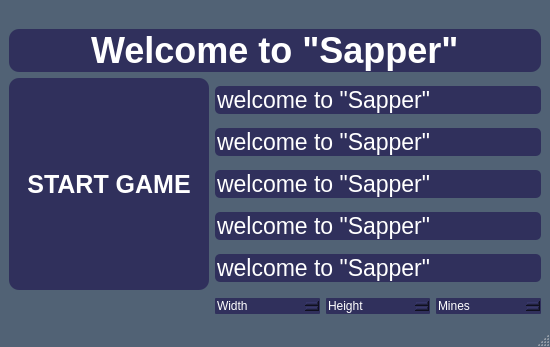
Old version of the form HubMenu/FrontEnd/MainWindow.ui in the repository FrogCpp/SaperYandex.
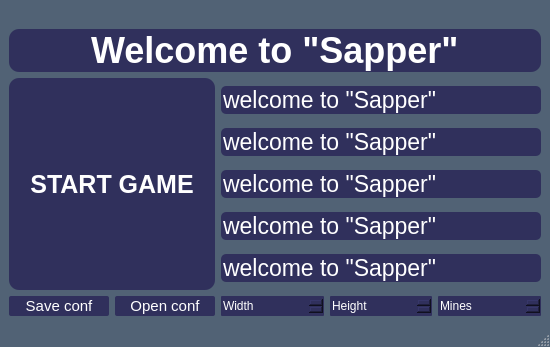
New version of the form.

What changed in the file:
```diff
--- a/HubMenu/FrontEnd/MainWindow.ui
+++ b/HubMenu/FrontEnd/MainWindow.ui
@@ -39,39 +39,7 @@
   </property>
   <widget class="QWidget" name="centralwidget">
    <layout class="QGridLayout" name="gridLayout">
-    <item row="1" column="0" colspan="4">
-     <widget class="QLineEdit" name="HelloWords">
-      <property name="font">
-       <font>
-        <pointsize>27</pointsize>
-        <bold>true</bold>
-       </font>
-      </property>
-      <property name="cursor">
-       <cursorShape>ArrowCursor</cursorShape>
-      </property>
-      <property name="styleSheet">
-       <string notr="true">QLineEdit
-{
-	background-color:  #30305C;
-	border-radius: 10px;
-	color: white;
-	font-weight: bold;
-}
-</string>
-      </property>
-      <property name="text">
-       <string>Welcome to &quot;Sapper&quot;</string>
-      </property>
-      <property name="alignment">
-       <set>Qt::AlignmentFlag::AlignCenter</set>
-      </property>
-      <property name="readOnly">
-       <bool>true</bool>
-      </property>
-     </widget>
-    </item>
-    <item row="0" column="0">
+    <item row="0" column="1">
      <spacer name="verticalSpacer">
       <property name="orientation">
        <enum>Qt::Orientation::Vertical</enum>
@@ -87,50 +55,7 @@
       </property>
      </spacer>
     </item>
-    <item row="2" column="0" rowspan="2">
-     <widget class="QPushButton" name="StartButton">
-      <property name="sizePolicy">
-       <sizepolicy hsizetype="Fixed" vsizetype="Preferred">
-        <horstretch>0</horstretch>
-        <verstretch>0</verstretch>
-       </sizepolicy>
-      </property>
-      <property name="minimumSize">
-       <size>
-        <width>200</width>
-        <height>0</height>
-       </size>
-      </property>
-      <property name="maximumSize">
-       <size>
-        <width>210</width>
-        <height>16777215</height>
-       </size>
-      </property>
-      <property name="styleSheet">
-       <string notr="true">QPushButton
-{
-	background-color: #30305C;
-	border-radius: 10px;
-	font-size: 25px;
-	color: white;
-	font-weight: bold;
-}
-QPushButton::pressed
-{
-	background-color: #303030;
-}
-QPushButton::released
-{
-	background-color: #30305C;
-}</string>
-      </property>
-      <property name="text">
-       <string>START GAME</string>
-      </property>
-     </widget>
-    </item>
-    <item row="2" column="1" rowspan="2" colspan="3">
+    <item row="2" column="2" rowspan="2" colspan="3">
      <layout class="QGridLayout" name="gridLayout_2">
       <item row="0" column="0">
        <widget class="QLineEdit" name="first">
@@ -248,8 +173,14 @@
       </item>
      </layout>
     </item>
-    <item row="4" column="3">
+    <item row="4" column="4">
      <widget class="QSpinBox" name="mineBox">
+      <property name="minimumSize">
+       <size>
+        <width>0</width>
+        <height>20</height>
+       </size>
+      </property>
       <property name="cursor">
        <cursorShape>ForbiddenCursor</cursorShape>
       </property>
@@ -279,24 +210,14 @@
       </property>
      </widget>
     </item>
-    <item row="4" column="0">
-     <spacer name="verticalSpacer_2">
-      <property name="orientation">
-       <enum>Qt::Orientation::Vertical</enum>
-      </property>
-      <property name="sizeType">
-       <enum>QSizePolicy::Policy::Minimum</enum>
-      </property>
-      <property name="sizeHint" stdset="0">
-       <size>
-        <width>20</width>
-        <height>20</height>
-       </size>
-      </property>
-     </spacer>
-    </item>
-    <item row="4" column="1">
+    <item row="4" column="2">
      <widget class="QSpinBox" name="widthBox">
+      <property name="minimumSize">
+       <size>
+        <width>0</width>
+        <height>20</height>
+       </size>
+      </property>
       <property name="cursor">
        <cursorShape>ForbiddenCursor</cursorShape>
       </property>
@@ -320,8 +241,14 @@
       </property>
      </widget>
     </item>
-    <item row="4" column="2">
+    <item row="4" column="3">
      <widget class="QSpinBox" name="heightBox">
+      <property name="minimumSize">
+       <size>
+        <width>0</width>
+        <height>20</height>
+       </size>
+      </property>
       <property name="cursor">
        <cursorShape>ForbiddenCursor</cursorShape>
       </property>
@@ -348,6 +275,160 @@
       </property>
      </widget>
     </item>
+    <item row="4" column="1">
+     <widget class="QPushButton" name="openButton">
+      <property name="sizePolicy">
+       <sizepolicy hsizetype="Fixed" vsizetype="Fixed">
+        <horstretch>50</horstretch>
+        <verstretch>0</verstretch>
+       </sizepolicy>
+      </property>
+      <property name="minimumSize">
+       <size>
+        <width>0</width>
+        <height>20</height>
+       </size>
+      </property>
+      <property name="maximumSize">
+       <size>
+        <width>100</width>
+        <height>16777215</height>
+       </size>
+      </property>
+      <property name="styleSheet">
+       <string notr="true">QPushButton
+{
+	background-color: #30305C;
+	border-radius: 2px;
+	font-size: 15px;
+	color: white;
+}
+QPushButton::pressed
+{
+	background-color: #303030;
+}
+QPushButton::released
+{
+	background-color: #30305C;
+}
+</string>
+      </property>
+      <property name="text">
+       <string>Open conf</string>
+      </property>
+     </widget>
+    </item>
+    <item row="4" column="0">
+     <widget class="QPushButton" name="saveButton">
+      <property name="minimumSize">
+       <size>
+        <width>0</width>
+        <height>20</height>
+       </size>
+      </property>
+      <property name="maximumSize">
+       <size>
+        <width>100</width>
+        <height>20</height>
+       </size>
+      </property>
+      <property name="styleSheet">
+       <string notr="true">QPushButton
+{
+	background-color: #30305C;
+	border-radius: 2px;
+	font-size: 15px;
+	color: white;
+}
+QPushButton::pressed
+{
+	background-color: #303030;
+}
+QPushButton::released
+{
+	background-color: #30305C;
+}</string>
+      </property>
+      <property name="text">
+       <string>Save conf</string>
+      </property>
+     </widget>
+    </item>
+    <item row="1" column="0" colspan="5">
+     <widget class="QLineEdit" name="HelloWords">
+      <property name="font">
+       <font>
+        <pointsize>27</pointsize>
+        <bold>true</bold>
+       </font>
+      </property>
+      <property name="cursor">
+       <cursorShape>ArrowCursor</cursorShape>
+      </property>
+      <property name="styleSheet">
+       <string notr="true">QLineEdit
+{
+	background-color:  #30305C;
+	border-radius: 10px;
+	color: white;
+	font-weight: bold;
+}
+</string>
+      </property>
+      <property name="text">
+       <string>Welcome to &quot;Sapper&quot;</string>
+      </property>
+      <property name="alignment">
+       <set>Qt::AlignmentFlag::AlignCenter</set>
+      </property>
+      <property name="readOnly">
+       <bool>true</bool>
+      </property>
+     </widget>
+    </item>
+    <item row="2" column="0" rowspan="2" colspan="2">
+     <widget class="QPushButton" name="StartButton">
+      <property name="sizePolicy">
+       <sizepolicy hsizetype="Fixed" vsizetype="Preferred">
+        <horstretch>0</horstretch>
+        <verstretch>0</verstretch>
+       </sizepolicy>
+      </property>
+      <property name="minimumSize">
+       <size>
+        <width>200</width>
+        <height>0</height>
+       </size>
+      </property>
+      <property name="maximumSize">
+       <size>
+        <width>210</width>
+        <height>16777215</height>
+       </size>
+      </property>
+      <property name="styleSheet">
+       <string notr="true">QPushButton
+{
+	background-color: #30305C;
+	border-radius: 10px;
+	font-size: 25px;
+	color: white;
+	font-weight: bold;
+}
+QPushButton::pressed
+{
+	background-color: #303030;
+}
+QPushButton::released
+{
+	background-color: #30305C;
+}</string>
+      </property>
+      <property name="text">
+       <string>START GAME</string>
+      </property>
+     </widget>
+    </item>
    </layout>
   </widget>
   <widget class="QMenuBar" name="menubar">
```
